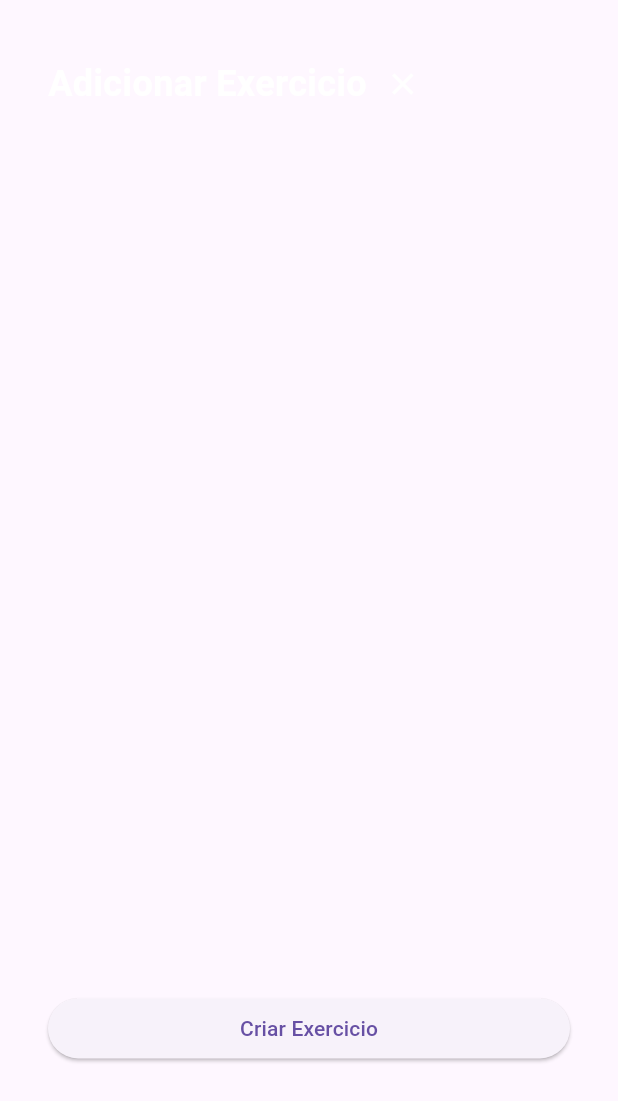
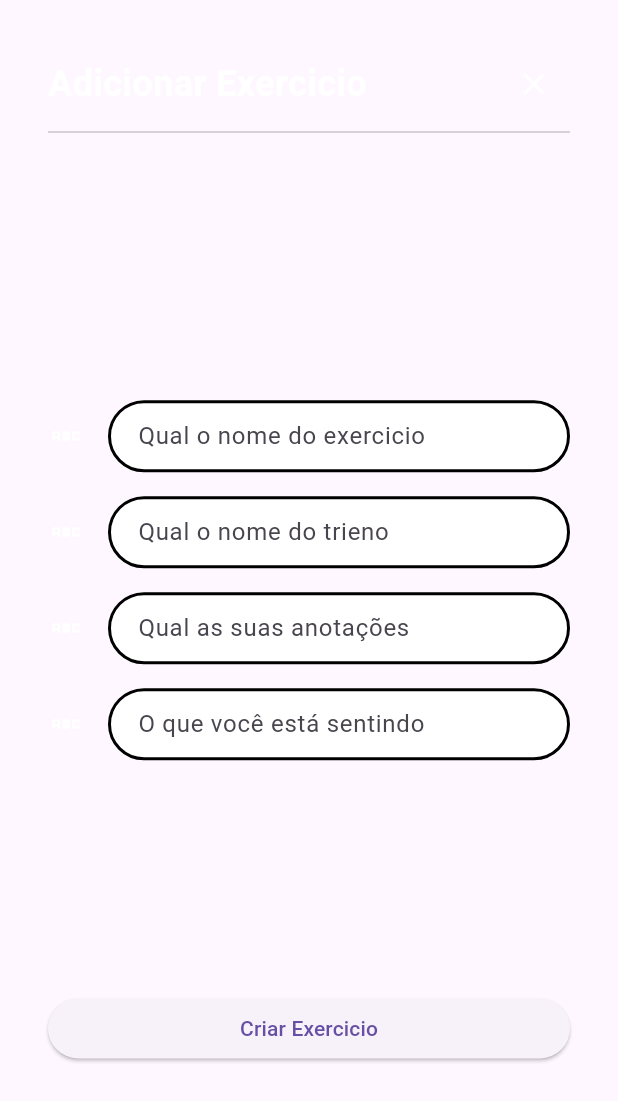
Before and after one commit to natanasilva/AppAcademia, a Flutter app: the ExercicioModal widget shown alone on an empty page, opened directly, on a phone screen of 412 x 824 dp. Shown: the top 1101 px of the screen. Run offline on Flutter 3.47's test engine with Material 3 defaults, Android fonts, the phone set to English and light mode, and no system bars; our stand-ins replace firebase_auth, firebase_core; accounts and stored records are empty; generated files the repository leaves out were written again.

Commit message:
Criando o formulário

```diff
--- a/lib/_comum/inicio_modal.dart
+++ b/lib/_comum/inicio_modal.dart
@@ -1,4 +1,5 @@
 import 'package:eu_fitness/_comum/minhas_cores.dart';
+import 'package:eu_fitness/componentes/decoracao_campo_autenticacao.dart';
 import 'package:flutter/material.dart';
 
 mostraModalInicio(BuildContext context) {
@@ -25,10 +26,10 @@ class ExercicioModal extends StatefulWidget {
 }
 
 class _ExercicioModalState extends State<ExercicioModal> {
-  TextEditingController nomeCtrl = TextEditingController();
-  TextEditingController treinoCtrl = TextEditingController();
-  TextEditingController anotacoesCtrl = TextEditingController();
-  TextEditingController sentindoCtrl = TextEditingController();
+  TextEditingController _nomeCtrl = TextEditingController();
+  TextEditingController _treinoCtrl = TextEditingController();
+  TextEditingController _anotacoesCtrl = TextEditingController();
+  TextEditingController _sentindoCtrl = TextEditingController();
 
   bool isCarregando = false;
 
@@ -42,7 +43,11 @@ class _ExercicioModalState extends State<ExercicioModal> {
           mainAxisAlignment: MainAxisAlignment.spaceBetween,
           crossAxisAlignment: CrossAxisAlignment.stretch,
           children: [
+            Column(
+              mainAxisSize: MainAxisSize.min,
+              children: [
                 Row(
+                  mainAxisAlignment: MainAxisAlignment.spaceBetween,
                   children: [
                     const Text(
                       "Adicionar Exercicio",
@@ -62,7 +67,57 @@ class _ExercicioModalState extends State<ExercicioModal> {
                     ),
                   ],
                 ),
-            const Column(),
+                const Divider(),
+              ],
+            ),
+            Column(
+              children: [
+                const SizedBox(height: 16),
+                TextFormField(
+                  controller: _nomeCtrl,
+                  decoration: getAuthenticationDecoration(
+                    "Qual o nome do exercicio",
+                    icon: const Icon(
+                      Icons.abc,
+                      color: Colors.white,
+                    ),
+                  ),
+                ),
+                const SizedBox(height: 16),
+                TextFormField(
+                  controller: _treinoCtrl,
+                  decoration: getAuthenticationDecoration(
+                    "Qual o nome do trieno",
+                    icon: const Icon(
+                      Icons.abc,
+                      color: Colors.white,
+                    ),
+                  ),
+                ),
+                const SizedBox(height: 16),
+                TextFormField(
+                  controller: _anotacoesCtrl,
+                  decoration: getAuthenticationDecoration(
+                    "Qual as suas anotações",
+                    icon: const Icon(
+                      Icons.abc,
+                      color: Colors.white,
+                    ),
+                  ),
+                ),
+                const SizedBox(height: 16),
+                TextFormField(
+                  controller: _sentindoCtrl,
+                  decoration: getAuthenticationDecoration(
+                    "O que você está sentindo",
+                    icon: const Icon(
+                      Icons.abc,
+                      color: Colors.white,
+                    ),
+                  ),
+                ),
+              ],
+            ),
             ElevatedButton(onPressed: () {}, child: Text("Criar Exercicio"))
           ],
         ),
--- a/lib/componentes/decoracao_campo_autenticacao.dart
+++ b/lib/componentes/decoracao_campo_autenticacao.dart
@@ -1,8 +1,9 @@
 import 'package:flutter/material.dart';
 import '../_comum/minhas_cores.dart';
 
-InputDecoration getAuthenticationDecoration(String label) {
+InputDecoration getAuthenticationDecoration(String label, {Icon? icon}) {
   return InputDecoration(
+    icon: icon,
     hintText: label,
     fillColor: Colors.white,
     filled: true,
```
Lines whose indentation alone changed are shown as unchanged.
